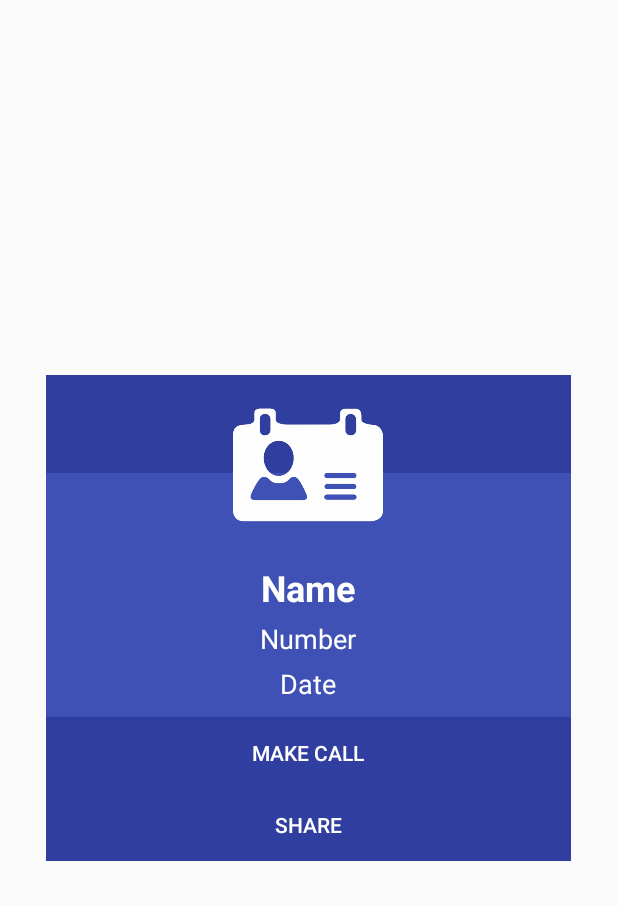
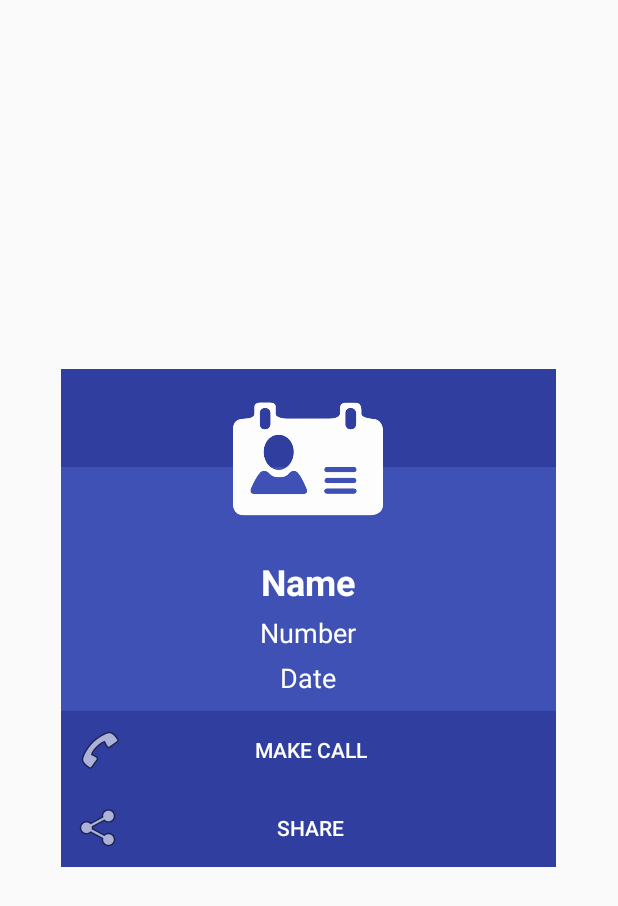
Before and after one commit to RonaldVega14/1erParcial, an Android app: the layout contact_display.xml on its own in the app's theme, with its tools: preview values and no code run, on a phone screen of 412 x 824 dp. Shown: the top 906 px of the screen. Run offline under Robolectric (Android 15) with nearby library versions, the phone set to English and light mode, and no system bars.

Commit message:
UI Fixes

```diff
--- a/app/src/main/java/com/vega/parcial1/MainActivity.java
+++ b/app/src/main/java/com/vega/parcial1/MainActivity.java
@@ -171,4 +171,7 @@ public class MainActivity extends AppCompatActivity {
         viewPager.setCurrentItem(d);
     }
 
+
+
+
 }
--- a/app/src/main/res/layout/contact_display.xml
+++ b/app/src/main/res/layout/contact_display.xml
@@ -2,7 +2,7 @@
 <RelativeLayout
 
     xmlns:android="http://schemas.android.com/apk/res/android"
-    android:layout_width="350dp"
+    android:layout_width="330dp"
     android:layout_height="wrap_content"
     android:layout_gravity="center"
     android:gravity="center"
@@ -46,12 +46,14 @@
             android:layout_marginBottom="10sp"/>
 
         <Button
+            android:drawableLeft="@android:drawable/ic_menu_call"
             android:id="@+id/display_call"
             android:padding="10dp"
             android:layout_width="match_parent"
             android:layout_height="wrap_content"
             android:background="@color/colorPrimaryDark"
             android:textColor="@color/white"
+            android:drawablePadding="-28dp"
             android:text="@string/llamada"/>
         <Button
             android:id="@+id/display_share"
@@ -60,7 +62,9 @@
             android:background="@color/colorPrimaryDark"
             android:textColor="@color/white"
             android:padding="10dp"
-            android:text="@string/share"/>
+            android:text="@string/share"
+            android:drawablePadding="-30dp"
+            android:drawableLeft="@android:drawable/ic_menu_share"/>
 
     </LinearLayout>
 
@@ -77,5 +81,4 @@
 
 
 
-
 </RelativeLayout>
--- a/app/src/main/res/layout/item_contacts.xml
+++ b/app/src/main/res/layout/item_contacts.xml
@@ -67,6 +67,4 @@
 
 
 
-
-
 </LinearLayout>
--- a/app/src/main/res/menu/search_bar.xml
+++ b/app/src/main/res/menu/search_bar.xml
@@ -4,9 +4,10 @@
 
     <item
         android:id="@+id/searchbar"
-        android:title="..."
+        android:title="@string/busqueda"
         android:icon="@drawable/search"
-        app:showAsAction="ifRoom|collapseActionView"
+        app:showAsAction="always|collapseActionView"
         app:actionViewClass="android.support.v7.widget.SearchView" />
+    0
 
 </menu>
--- a/app/src/main/res/values/strings.xml
+++ b/app/src/main/res/values/strings.xml
@@ -10,5 +10,6 @@
     <string name="app_fecha">Date</string>
     <string name="llamada">Make Call</string>
     <string name="share">Share</string>
+    <string name="busqueda">Type to search in contacts</string>
     <string name="app_permisos">P</string>
 </resources>
```
Also changed, not shown: app/src/main/java/com/vega/parcial1/MainActivityAdapter.java (+0 -8 lines), app/src/main/res/layout/activity_main.xml (+2 -20 lines), app/src/main/res/drawable-hdpi/add_contact.png (added), app/src/main/res/drawable-mdpi/add_contact.png (added), app/src/main/res/drawable-xhdpi/add_contact.png (added), app/src/main/res/drawable-xxhdpi/add_contact.png (added), app/src/main/res/drawable-xxxhdpi/add_contact.png (added), 1 other file.
